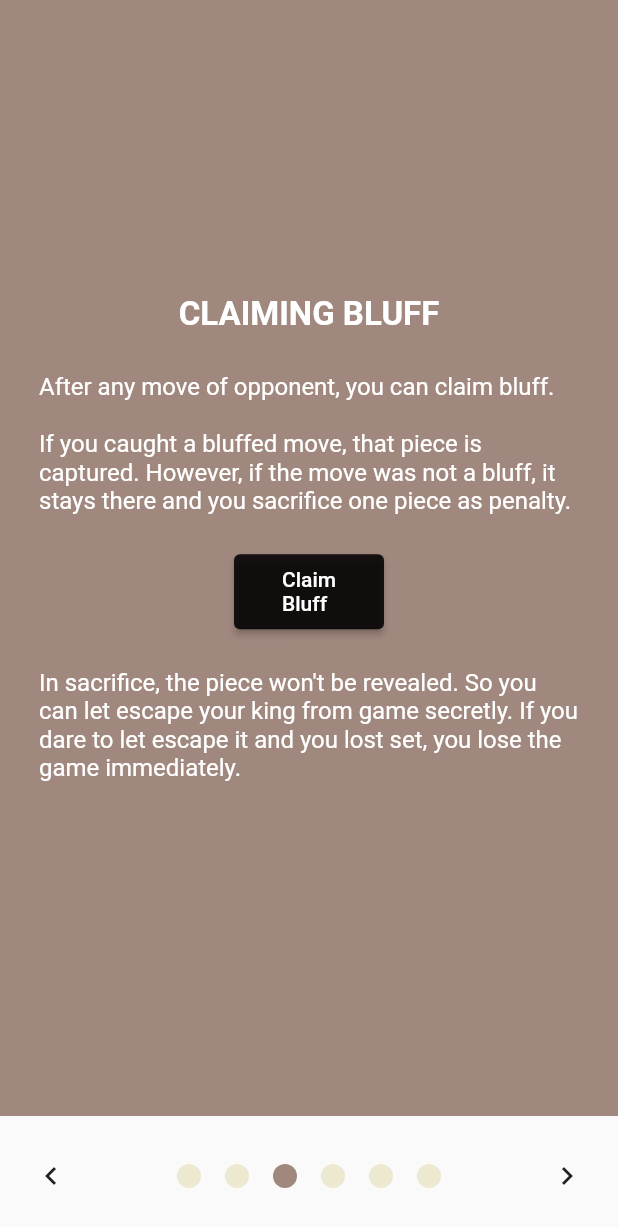
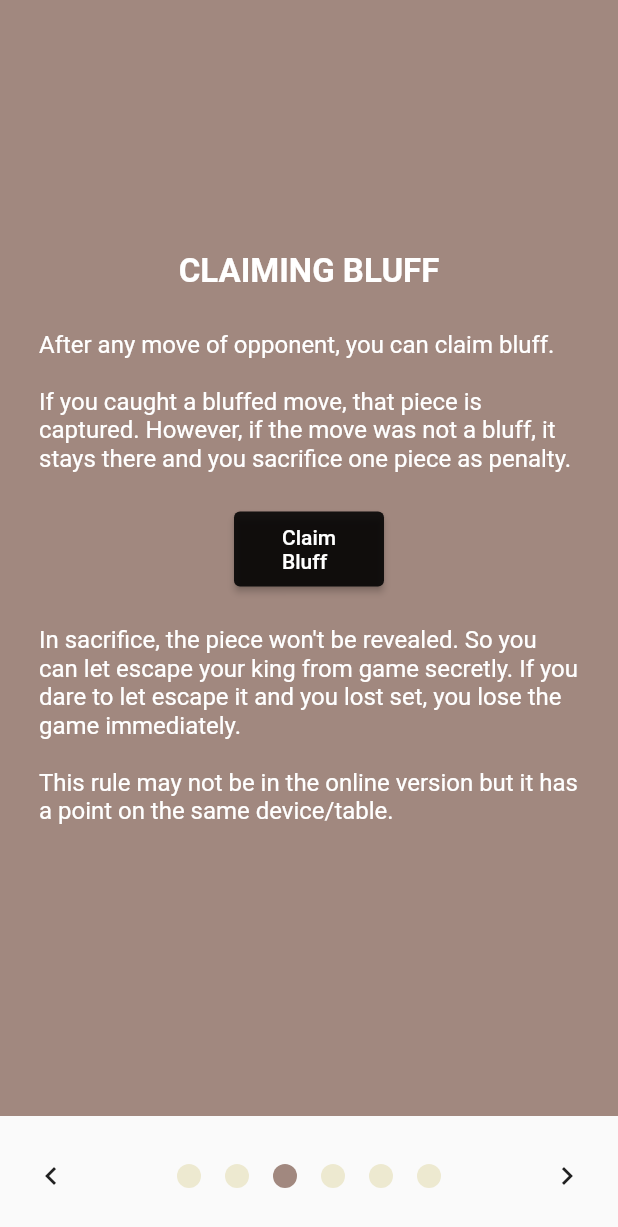
Before and after one commit to batuhanozcan1605/bluff_chess, a Flutter app: the Rulebook screen opened directly, swiped to page 3, on a phone screen of 412 x 824 dp. Shown: the top 1227 px of the screen. Run offline on Flutter 3.47's test engine with Material 2 defaults, Android fonts, the phone set to English and light mode, and no system bars; drawn by our look-alikes of smooth_page_indicator; our stand-ins replace audioplayers.

Commit message:
minik bir rulebook edit

```diff
--- a/lib/rulebook_onboard/rulebookp3.dart
+++ b/lib/rulebook_onboard/rulebookp3.dart
@@ -33,7 +33,8 @@ class RulebookP3 extends StatelessWidget {
            const Padding(
              padding: EdgeInsets.all(26.0),
              child: Text("In sacrifice, the piece won't be revealed. So you can let escape your king from game secretly."
-                 " If you dare to let escape it and you lost set, you lose the game immediately.",
+                 " If you dare to let escape it and you lost set, you lose the game immediately.\n\n"
+                 "This rule may not be in the online version but it has a point on the same device/table.",
                style: TextStyle(color: Colors.white, fontSize: 16),
              ),
            ),
```
